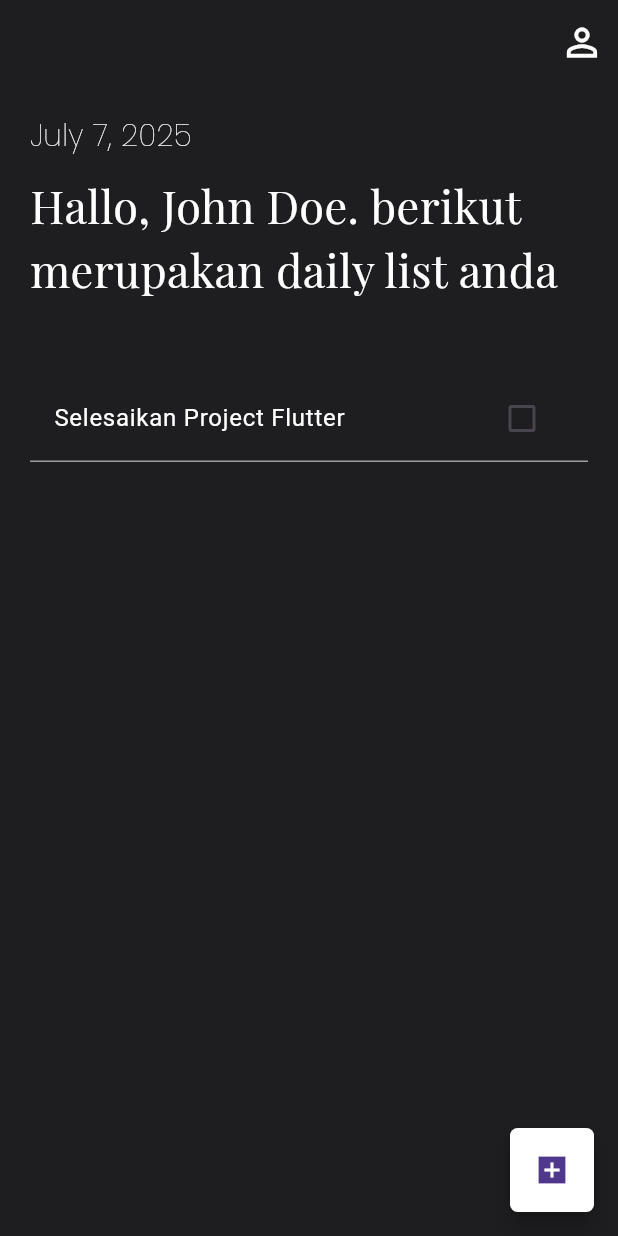
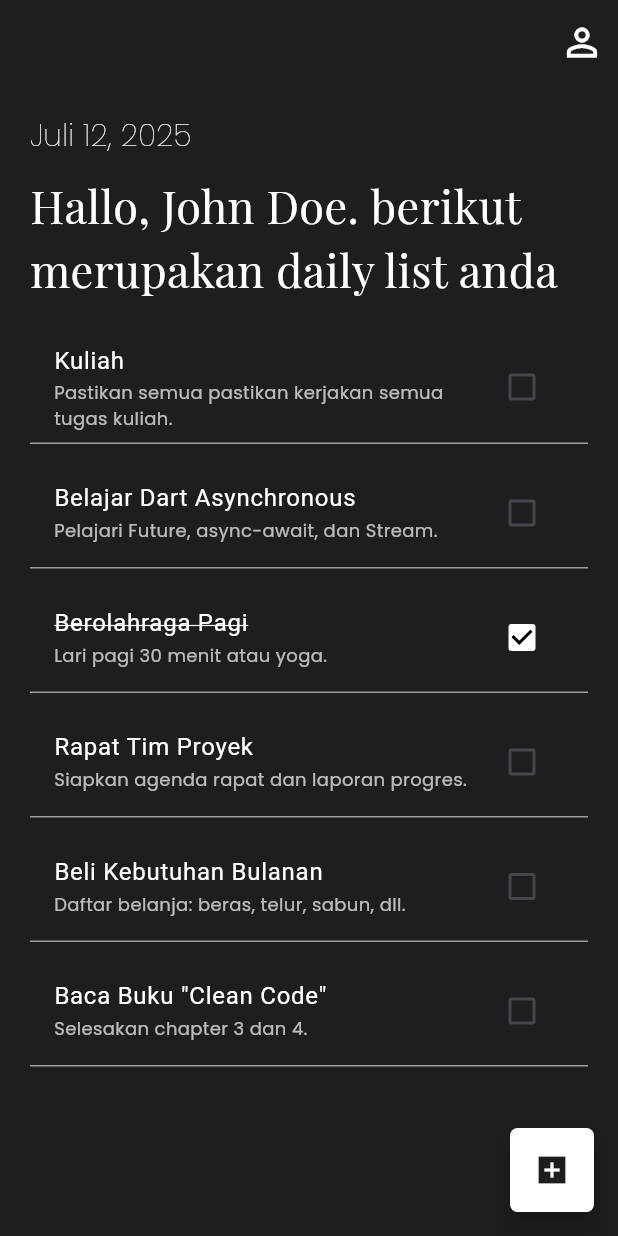
Before and after one commit to herrikurniawann/dicoding_flutter_project_2, a Flutter app: the MainScreen screen opened directly, on a phone screen of 412 x 824 dp. Run offline on Flutter 3.47's test engine with Material 3 defaults, Android fonts, the phone set to English and light mode, and no system bars; our stand-ins replace google_fonts.

Commit message:
add data dummy

```diff
--- /dev/null
+++ b/lib/model/data.dart
@@ -0,0 +1,84 @@
+// data.dart
+import 'package:flutter/material.dart';
+
+class Task {
+  final String id;
+  final String title;
+  final String description;
+  bool isCompleted;
+  final DateTime dueDate;
+  final TimeOfDay? dueTime;
+  final TaskCategory category;
+
+  Task({
+    required this.id,
+    required this.title,
+    this.description = '',
+    this.isCompleted = false,
+    required this.dueDate,
+    this.dueTime,
+    this.category = TaskCategory.general,
+  });
+}
+
+enum TaskCategory {
+  work,
+  personal,
+  study,
+  health,
+  general,
+}
+
+List<Task> dummyTasks = [
+  Task(
+    id: 't1',
+    title: 'Kuliah',
+    description: 'Pastikan semua pastikan kerjakan semua tugas kuliah.',
+    isCompleted: false,
+    dueDate: DateTime(2025, 7, 15),
+    dueTime: TimeOfDay(hour: 17, minute: 0),
+    category: TaskCategory.work,
+  ),
+  Task(
+    id: 't2',
+    title: 'Belajar Dart Asynchronous',
+    description: 'Pelajari Future, async-await, dan Stream.',
+    isCompleted: false,
+    dueDate: DateTime(2025, 7, 18),
+    category: TaskCategory.study,
+  ),
+  Task(
+    id: 't3',
+    title: 'Berolahraga Pagi',
+    description: 'Lari pagi 30 menit atau yoga.',
+    isCompleted: true,
+    dueDate: DateTime(2025, 7, 11),
+    dueTime: TimeOfDay(hour: 7, minute: 0),
+    category: TaskCategory.health,
+  ),
+  Task(
+    id: 't4',
+    title: 'Rapat Tim Proyek',
+    description: 'Siapkan agenda rapat dan laporan progres.',
+    isCompleted: false,
+    dueDate: DateTime(2025, 7, 14),
+    dueTime: TimeOfDay(hour: 10, minute: 30),
+    category: TaskCategory.work,
+  ),
+  Task(
+    id: 't5',
+    title: 'Beli Kebutuhan Bulanan',
+    description: 'Daftar belanja: beras, telur, sabun, dll.',
+    isCompleted: false,
+    dueDate: DateTime(2025, 7, 20),
+    category: TaskCategory.personal,
+  ),
+  Task(
+    id: 't6',
+    title: 'Baca Buku "Clean Code"',
+    description: 'Selesakan chapter 3 dan 4.',
+    isCompleted: false,
+    dueDate: DateTime(2025, 7, 25),
+    category: TaskCategory.study,
+  ),
+];
--- a/lib/pages/main_screen.dart
+++ b/lib/pages/main_screen.dart
@@ -1,5 +1,6 @@
 import 'package:flutter/material.dart';
 import 'package:google_fonts/google_fonts.dart';
+import 'package:dicoding_project/model/data.dart';
 
 class MainScreen extends StatefulWidget {
   const MainScreen({super.key});
@@ -9,7 +10,7 @@ class MainScreen extends StatefulWidget {
 }
 
 class _MainScreenState extends State<MainScreen> {
-  bool _isTaskCompleted = false;
+  final List<Task> _currentTasks = List.from(dummyTasks);
 
   @override
   Widget build(BuildContext context) {
@@ -37,7 +38,7 @@ class _MainScreenState extends State<MainScreen> {
                 crossAxisAlignment: CrossAxisAlignment.start,
                 children: [
                   Text(
-                    'July 7, 2025',
+                    _getFormattedDate(),
                     style: GoogleFonts.poppins(
                       color: Colors.white,
                       fontWeight: FontWeight.w100,
@@ -53,42 +54,51 @@ class _MainScreenState extends State<MainScreen> {
                       fontSize: 30,
                     ),
                   ),
-                  Container(
-                    margin: EdgeInsets.only(top: 20),
-                    child: Column(
-                      children: [
-                        SizedBox(height: 30),
-                        Container(
-                          width: double.infinity,
+                  SizedBox(height: 20),
+                  ListView.builder(
+                    shrinkWrap: true,
+                    physics: NeverScrollableScrollPhysics(),
+                    itemCount: _currentTasks.length,
+                    itemBuilder: (context, index) {
+                      final task = _currentTasks[index];
+                      return Container(
+                        margin: EdgeInsets.only(bottom: 10),
                         decoration: BoxDecoration(
                           border: Border(
-                              bottom: BorderSide(color: Colors.grey),
+                            bottom: BorderSide(color: Colors.grey.withValues(alpha: 5)),
                           ),
                         ),
                         child: CheckboxListTile(
                           title: Text(
-                              'Selesaikan Project Flutter',
+                            task.title,
                             style: TextStyle(
                               color: Colors.white,
-                                decoration:
-                                    _isTaskCompleted
+                              decoration: task.isCompleted
                                   ? TextDecoration.lineThrough
                                   : TextDecoration.none,
                               decorationColor: Colors.white,
                             ),
                           ),
+                          subtitle: task.description.isNotEmpty
+                              ? Text(
+                                  task.description,
+                                  style: GoogleFonts.poppins(
+                                    color: Colors.white70,
+                                    fontSize: 12,
+                                  ),
+                                )
+                              : null,
                           checkColor: Colors.black,
                           activeColor: Colors.white,
-                            value: _isTaskCompleted,
+                          value: task.isCompleted,
                           onChanged: (bool? newValue) {
                             setState(() {
-                                _isTaskCompleted = newValue!;
+                              task.isCompleted = newValue!;
                             });
                           },
                         ),
-                        ),
-                      ],
-                    ),
+                      );
+                    },
                   ),
                 ],
               ),
@@ -97,11 +107,20 @@ class _MainScreenState extends State<MainScreen> {
         ),
       ),
       floatingActionButton: FloatingActionButton(
-        onPressed: () {},
+        onPressed: () {        },
         shape: RoundedRectangleBorder(borderRadius: BorderRadius.circular(5)),
         backgroundColor: Colors.white,
-        child: Icon(Icons.add_box_sharp),
+        child: Icon(Icons.add_box_sharp, color: Color(0xFF1e1e20)),
       ),
     );
   }
+
+  String _getFormattedDate() {
+    final now = DateTime.now();
+    final List<String> months = [
+      'Januari', 'Februari', 'Maret', 'April', 'Mei', 'Juni',
+      'Juli', 'Agustus', 'September', 'Oktober', 'November', 'Desember'
+    ];
+    return '${months[now.month - 1]} ${now.day}, ${now.year}';
   }
+}
```
Lines whose indentation alone changed are shown as unchanged.
